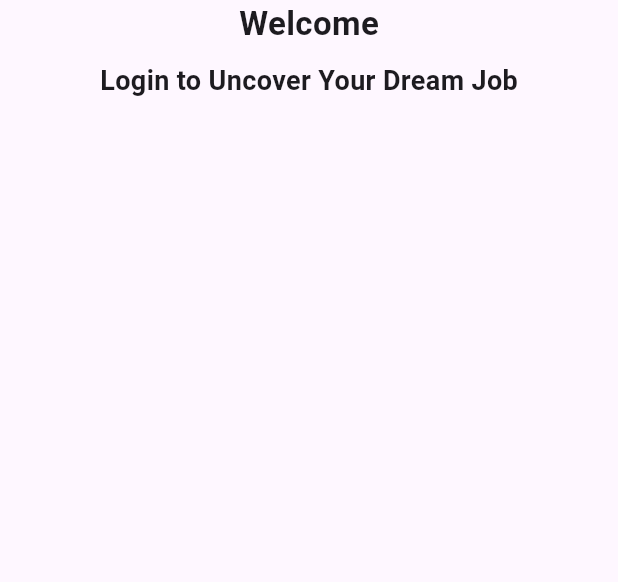
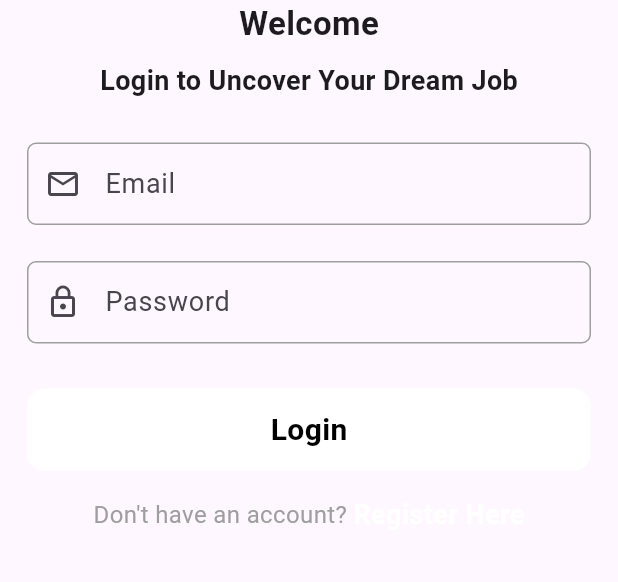
Before and after one commit to Shivamshekharpatil/finalyearproject, a Flutter app: the LoginScreen screen opened directly, on a phone screen of 412 x 824 dp, the part 555-1137 px from its top. Run offline on Flutter 3.47's test engine with Material 3 defaults, Android fonts, the phone set to English and light mode, and no system bars; our stand-ins replace get, lottie.

Commit message:
Design login screen by adding email, password bar, & login button.

```diff
--- a/lib/authenticationScreen/login_screen.dart
+++ b/lib/authenticationScreen/login_screen.dart
@@ -1,3 +1,4 @@
+import 'package:finalyearproject/widget/custom_text_field_widget.dart';
 import 'package:flutter/material.dart';
 
 class LoginScreen extends StatefulWidget {
@@ -8,6 +9,10 @@ class LoginScreen extends StatefulWidget {
 }
 
 class _LoginScreenState extends State<LoginScreen> {
+  TextEditingController emailTextEditingController = TextEditingController();
+  TextEditingController passwordTextEditingController = TextEditingController();
+  bool showProgressBar = false;
+
   @override
   Widget build(BuildContext context) {
     return Scaffold(
@@ -15,22 +20,18 @@ class _LoginScreenState extends State<LoginScreen> {
         child: Center(
           child: Column(
             children: [
-
               const SizedBox(
                 height: 120,
               ),
 
               Image.asset(
-                  'asset/image/need.png',
+                'asset/image/need.png',
                 width: 250,
               ),
 
               const Text(
                 "Welcome",
-                style: TextStyle(
-                  fontSize: 22,
-                  fontWeight: FontWeight.bold
-                ),
+                style: TextStyle(fontSize: 22, fontWeight: FontWeight.bold),
               ),
 
               const SizedBox(
@@ -39,11 +40,113 @@ class _LoginScreenState extends State<LoginScreen> {
 
               const Text(
                 "Login to Uncover Your Dream Job",
-                style: TextStyle(
-                  fontSize: 18,
-                  fontWeight: FontWeight.bold
+                style: TextStyle(fontSize: 18, fontWeight: FontWeight.bold),
+              ),
+
+              const SizedBox(
+                height: 28,
+              ),
+
+              //Email
+              SizedBox(
+                width: MediaQuery.of(context).size.width - 36,
+                height: 55,
+                child: CustomTextFileWidget(
+                  editingController: emailTextEditingController,
+                  labelText: "Email",
+                  iconData: Icons.email_outlined,
+                  isObscure: false,
                 ),
-              )
+              ),
+
+              const SizedBox(
+                height: 24,
+              ),
+
+              //Password
+              SizedBox(
+                width: MediaQuery.of(context).size.width - 36,
+                height: 55,
+                child: CustomTextFileWidget(
+                  editingController: passwordTextEditingController,
+                  labelText: "Password",
+                  iconData: Icons.lock_outline,
+                  isObscure: true,
+                ),
+              ),
+
+              const SizedBox(
+                height: 30,
+              ),
+
+              //Login button
+              Container(
+                width: MediaQuery.of(context).size.width - 36,
+                height: 55,
+                decoration: const BoxDecoration(
+                  color: Colors.white,
+                  borderRadius: BorderRadius.all(
+                    Radius.circular(12),
+                  )
+                ),
+                child: InkWell(
+                  onTap: (){
+
+                  },
+                  child: const Center(
+                    child: Text(
+                      "Login",
+                      style: TextStyle(
+                        fontSize: 20,
+                        color: Colors.black,
+                        fontWeight: FontWeight.bold,
+                      ),
+                    ),
+                  ),
+                ),
+              ),
+
+              const SizedBox(
+                height: 16,
+              ),
+
+              //don't have an account create here button
+              Row(
+                mainAxisAlignment: MainAxisAlignment.center,
+                children: [
+
+                  const Text(
+                    "Don't have an account? ",
+                    style: TextStyle(
+                      fontSize: 16,
+                      color: Colors.grey,
+                    ),
+                  ),
+
+                  InkWell(
+                    onTap: ()
+                    {
+
+                    },
+                    child: const Text(
+                      "Register Here",
+                      style: TextStyle(
+                        fontSize: 18,
+                        color: Colors.white,
+                        fontWeight: FontWeight.bold,
+                      ),
+                    ),
+                  ),
+                ],
+              ),
+
+              const SizedBox(
+                height: 16,
+              ),
+
+              showProgressBar == true ? const CircularProgressIndicator(
+                valueColor: AlwaysStoppedAnimation<Color>(Colors.pink),
+              ) : Container(),
 
             ],
           ),
```
